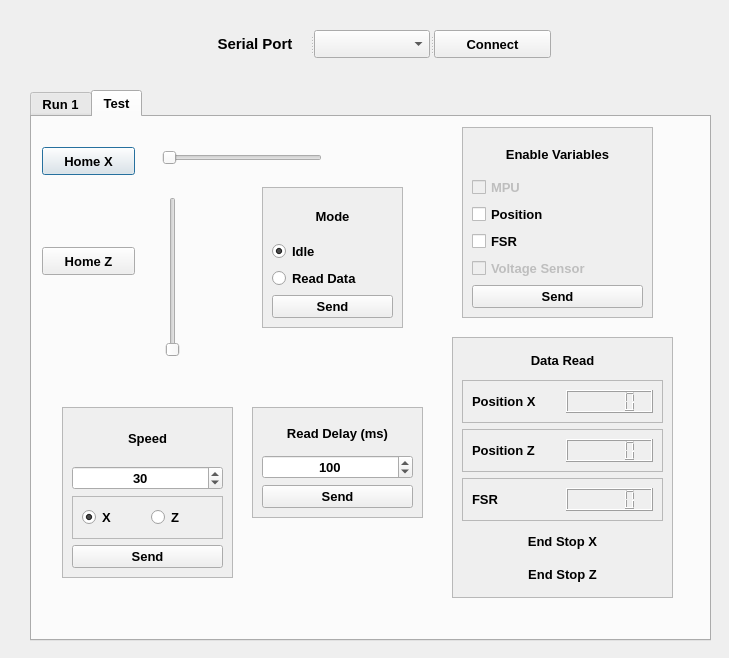
Before: the Qt Designer form SOFTWARE/main_window.ui in adrielluiz/platform_tactile_acquisition, drawn with Qt 5.
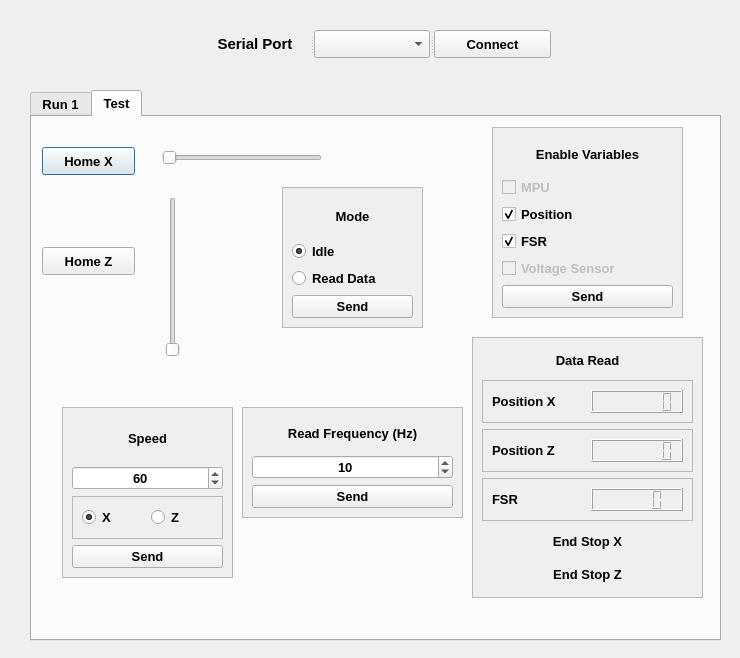
After: the same form once the commit is applied.

The edit to the form file:
```diff
--- a/SOFTWARE/main_window.ui
+++ b/SOFTWARE/main_window.ui
@@ -6,7 +6,7 @@
    <rect>
     <x>0</x>
     <y>0</y>
-    <width>729</width>
+    <width>740</width>
     <height>658</height>
    </rect>
   </property>
@@ -24,7 +24,7 @@
     <rect>
      <x>30</x>
      <y>90</y>
-     <width>681</width>
+     <width>691</width>
      <height>551</height>
     </rect>
    </property>
@@ -108,7 +108,7 @@
     <widget class="QFrame" name="frame">
      <property name="geometry">
       <rect>
-       <x>230</x>
+       <x>250</x>
        <y>70</y>
        <width>141</width>
        <height>141</height>
@@ -172,7 +172,7 @@
     <widget class="QFrame" name="frame_2">
      <property name="geometry">
       <rect>
-       <x>430</x>
+       <x>460</x>
        <y>10</y>
        <width>191</width>
        <height>191</height>
@@ -213,6 +213,9 @@
         <property name="text">
          <string>Position</string>
         </property>
+        <property name="checked">
+         <bool>true</bool>
+        </property>
        </widget>
       </item>
       <item>
@@ -220,6 +223,9 @@
         <property name="text">
          <string>FSR</string>
         </property>
+        <property name="checked">
+         <bool>true</bool>
+        </property>
        </widget>
       </item>
       <item>
@@ -244,9 +250,9 @@
     <widget class="QFrame" name="frame_3">
      <property name="geometry">
       <rect>
-       <x>220</x>
+       <x>210</x>
        <y>290</y>
-       <width>171</width>
+       <width>221</width>
        <height>111</height>
       </rect>
      </property>
@@ -263,7 +269,7 @@
       <item>
        <widget class="QLabel" name="lbReadDelay">
         <property name="text">
-         <string>Read Delay (ms)</string>
+         <string>Read Frequency (Hz)</string>
         </property>
         <property name="alignment">
          <set>Qt::AlignCenter</set>
@@ -279,13 +285,13 @@
          <number>1</number>
         </property>
         <property name="maximum">
-         <number>1000</number>
+         <number>200</number>
         </property>
         <property name="singleStep">
          <number>10</number>
         </property>
         <property name="value">
-         <number>100</number>
+         <number>10</number>
         </property>
        </widget>
       </item>
@@ -342,7 +348,7 @@
          <number>5</number>
         </property>
         <property name="value">
-         <number>30</number>
+         <number>60</number>
         </property>
        </widget>
       </item>
@@ -387,9 +393,9 @@
     <widget class="QFrame" name="frame_6">
      <property name="geometry">
       <rect>
-       <x>420</x>
+       <x>440</x>
        <y>220</y>
-       <width>221</width>
+       <width>231</width>
        <height>261</height>
       </rect>
      </property>
@@ -438,8 +444,11 @@
              <bold>true</bold>
             </font>
            </property>
+           <property name="digitCount">
+            <number>7</number>
+           </property>
            <property name="mode">
-            <enum>QLCDNumber::Hex</enum>
+            <enum>QLCDNumber::Dec</enum>
            </property>
            <property name="value" stdset="0">
             <double>0.000000000000000</double>
@@ -466,7 +475,11 @@
           </widget>
          </item>
          <item>
-          <widget class="QLCDNumber" name="lcdPositionZ"/>
+          <widget class="QLCDNumber" name="lcdPositionZ">
+           <property name="digitCount">
+            <number>7</number>
+           </property>
+          </widget>
          </item>
         </layout>
        </widget>
```
Left out of the diff: 6 changed lines with no effect on the pictures.
